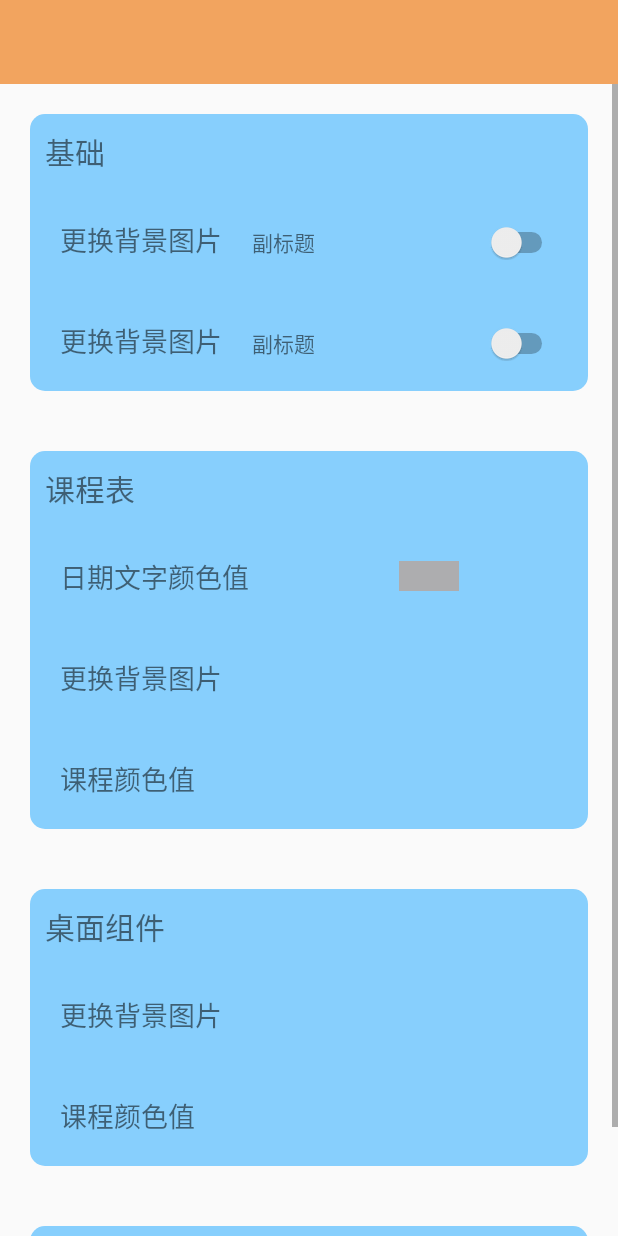
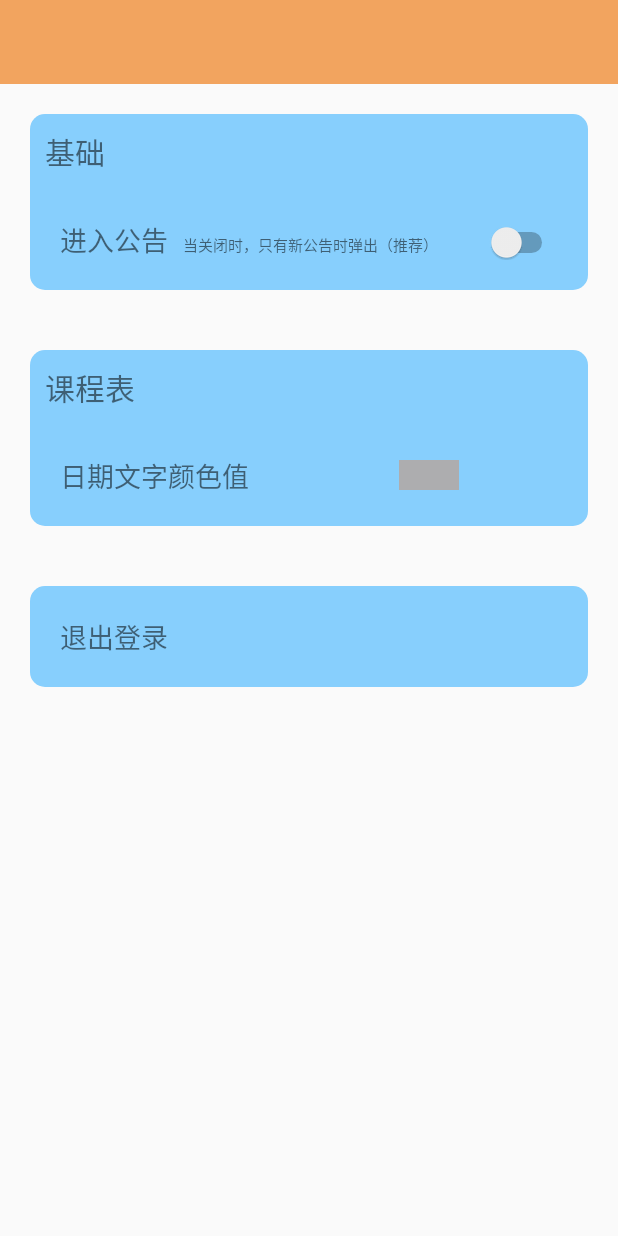
Before and after one commit to Gshihao/Curriculum, an Android app: the layout set_up.xml on its own in the app's theme, with its tools: preview values and no code run, on a phone screen of 412 x 824 dp. Run offline under Robolectric (Android 15) with nearby library versions, the light colour scheme and no system bars.

Commit message:
例行版本提交 1.0.4 发行版本

```diff
--- a/app/build.gradle
+++ b/app/build.gradle
@@ -11,7 +11,7 @@
         minSdk 31
         targetSdk 33
         versionCode 1
-        versionName "1.0.3"
+        versionName "1.0.4"
 
         testInstrumentationRunner "androidx.test.runner.AndroidJUnitRunner"
     }
--- a/app/src/main/java/com/examdfple/mykcb/Tools/Setup/SetupsItem.java
+++ b/app/src/main/java/com/examdfple/mykcb/Tools/Setup/SetupsItem.java
@@ -21,10 +21,8 @@
 
     /**
      * 修改颜色值
-     *
      * @param alert   弹唱对象
      * @param M_color 默认颜色值
-     * @param jso
      * @param v
      */
     public boolean Modify_Color(AlertDialog.Builder alert, String M_color, JSONObject jso, View v) {
--- a/app/src/main/res/layout/my_demo_one.xml
+++ b/app/src/main/res/layout/my_demo_one.xml
@@ -28,6 +28,7 @@
                    android:id="@+id/week"
                    android:layout_height="wrap_content"
                    android:layout_marginLeft="10dp"
+                   android:textStyle="bold"
                    android:text="XXX"/>
            </LinearLayout>
            <LinearLayout
@@ -45,6 +46,7 @@
                    android:layout_width="wrap_content"
                    android:layout_height="wrap_content"
                    android:id="@+id/TeachingClassroom"
+                   android:textStyle="bold"
                    android:text="xxx楼"/>
            </LinearLayout>
        </LinearLayout>
@@ -82,8 +84,9 @@
                         android:textStyle="bold"
                         android:singleLine = "true"
                         android:id="@+id/Nextsection"
+                        android:maxEms="8"
                         android:textSize="25dp"
-                        android:text="计算机基础"/>
+                        android:text="计算机基础0000000000000000000000000"/>
                     <TextView
                         android:layout_width="wrap_content"
                         android:layout_height="wrap_content"
--- a/app/src/main/res/layout/set_up.xml
+++ b/app/src/main/res/layout/set_up.xml
@@ -47,43 +47,44 @@
                         android:layout_width="wrap_content"
                         android:layout_height="wrap_content"
                         android:textSize="18dp"
-                        android:text="更换背景图片" />
+                        android:text="进入公告" />
                     <TextView
                         android:layout_width="wrap_content"
                         android:layout_height="wrap_content"
-                        android:layout_marginLeft="20dp"
-                        android:text="副标题"/>
+                        android:layout_marginLeft="10dp"
+                        android:textSize="10dp"
+                        android:text="当关闭时，只有新公告时弹出（推荐）"/>
 
                     <Switch
-                        android:id="@+id/switch2"
+                        android:id="@+id/switch2tanchu"
                         android:layout_width="wrap_content"
                         android:layout_height="wrap_content"
                         android:layout_weight="1" />
 
                 </LinearLayout>
-                <LinearLayout
-                    android:layout_width="match_parent"
-                    android:layout_height="wrap_content"
-                    android:layout_margin="20dp">
+<!--                <LinearLayout-->
+<!--                    android:layout_width="match_parent"-->
+<!--                    android:layout_height="wrap_content"-->
+<!--                    android:layout_margin="20dp">-->
 
-                    <TextView
-                        android:layout_width="wrap_content"
-                        android:layout_height="wrap_content"
-                        android:textSize="18dp"
-                        android:text="更换背景图片" />
-                    <TextView
-                        android:layout_width="wrap_content"
-                        android:layout_height="wrap_content"
-                        android:layout_marginLeft="20dp"
-                        android:text="副标题"/>
+<!--                    <TextView-->
+<!--                        android:layout_width="wrap_content"-->
+<!--                        android:layout_height="wrap_content"-->
+<!--                        android:textSize="18dp"-->
+<!--                        android:text="更换背景图片" />-->
+<!--                    <TextView-->
+<!--                        android:layout_width="wrap_content"-->
+<!--                        android:layout_height="wrap_content"-->
+<!--                        android:layout_marginLeft="20dp"-->
+<!--                        android:text="副标题"/>-->
 
-                    <Switch
-                        android:id="@+id/switch2"
-                        android:layout_width="wrap_content"
-                        android:layout_height="wrap_content"
-                        android:layout_weight="1" />
+<!--                    <Switch-->
+<!--                        android:id="@+id/switch2"-->
+<!--                        android:layout_width="wrap_content"-->
+<!--                        android:layout_height="wrap_content"-->
+<!--                        android:layout_weight="1" />-->
 
-                </LinearLayout>
+<!--                </LinearLayout>-->
             </LinearLayout>
 
             <!--  这里是一个单元，项目-->
@@ -120,93 +121,93 @@
                         android:background="#adadaf"
                         android:id="@+id/Setuoitemstime_s"/>
                 </LinearLayout>
-                <LinearLayout
-                    android:layout_width="match_parent"
-                    android:layout_height="wrap_content"
-                    android:layout_margin="20dp">
+<!--                <LinearLayout-->
+<!--                    android:layout_width="match_parent"-->
+<!--                    android:layout_height="wrap_content"-->
+<!--                    android:layout_margin="20dp">-->
 
-                    <TextView
-                        android:layout_width="wrap_content"
-                        android:layout_height="wrap_content"
-                        android:textSize="18dp"
-                        android:text="更换背景图片" />
-                    <TextView
-                        android:layout_width="wrap_content"
-                        android:layout_height="wrap_content"
-                        android:layout_marginLeft="20dp"
-                        android:text=""/>
+<!--                    <TextView-->
+<!--                        android:layout_width="wrap_content"-->
+<!--                        android:layout_height="wrap_content"-->
+<!--                        android:textSize="18dp"-->
+<!--                        android:text="更换背景图片" />-->
+<!--                    <TextView-->
+<!--                        android:layout_width="wrap_content"-->
+<!--                        android:layout_height="wrap_content"-->
+<!--                        android:layout_marginLeft="20dp"-->
+<!--                        android:text=""/>-->
 
-                </LinearLayout>
-                <LinearLayout
-                    android:layout_width="match_parent"
-                    android:layout_height="wrap_content"
-                    android:layout_margin="20dp"
-                    >
+<!--                </LinearLayout>-->
+<!--                <LinearLayout-->
+<!--                    android:layout_width="match_parent"-->
+<!--                    android:layout_height="wrap_content"-->
+<!--                    android:layout_margin="20dp"-->
+<!--                    >-->
 
-                    <TextView
-                        android:layout_width="wrap_content"
-                        android:layout_height="wrap_content"
-                        android:textSize="18dp"
-                        android:text="课程颜色值" />
-                    <TextView
-                        android:layout_width="wrap_content"
-                        android:layout_height="wrap_content"
-                        android:layout_marginLeft="20dp"
-                        android:text=""/>
+<!--                    <TextView-->
+<!--                        android:layout_width="wrap_content"-->
+<!--                        android:layout_height="wrap_content"-->
+<!--                        android:textSize="18dp"-->
+<!--                        android:text="课程颜色值" />-->
+<!--                    <TextView-->
+<!--                        android:layout_width="wrap_content"-->
+<!--                        android:layout_height="wrap_content"-->
+<!--                        android:layout_marginLeft="20dp"-->
+<!--                        android:text=""/>-->
 
-                </LinearLayout>
+<!--                </LinearLayout>-->
 
             </LinearLayout>
 
             <!--  这里是一个单元，桌面组件-->
-            <LinearLayout
-                android:layout_width="match_parent"
-                android:layout_height="wrap_content"
-                android:orientation="vertical"
-                android:layout_margin="20dp"
-                android:background="@drawable/setup">
-                <TextView
-                    android:layout_width="wrap_content"
-                    android:layout_height="wrap_content"
-                    android:layout_margin="10dp"
-                    android:text="桌面组件"
-                    android:textSize="20dp" />
+<!--            <LinearLayout-->
+<!--                android:layout_width="match_parent"-->
+<!--                android:layout_height="wrap_content"-->
+<!--                android:orientation="vertical"-->
+<!--                android:layout_margin="20dp"-->
+<!--                android:background="@drawable/setup">-->
+<!--                <TextView-->
+<!--                    android:layout_width="wrap_content"-->
+<!--                    android:layout_height="wrap_content"-->
+<!--                    android:layout_margin="10dp"-->
+<!--                    android:text="桌面组件"-->
+<!--                    android:textSize="20dp" />-->
 
-                <LinearLayout
-                    android:layout_width="match_parent"
-                    android:layout_height="wrap_content"
-                    android:layout_margin="20dp">
+<!--                <LinearLayout-->
+<!--                    android:layout_width="match_parent"-->
+<!--                    android:layout_height="wrap_content"-->
+<!--                    android:layout_margin="20dp">-->
 
-                    <TextView
-                        android:layout_width="wrap_content"
-                        android:layout_height="wrap_content"
-                        android:textSize="18dp"
-                        android:text="更换背景图片" />
-                    <TextView
-                        android:layout_width="wrap_content"
-                        android:layout_height="wrap_content"
-                        android:layout_marginLeft="20dp"
-                        android:text=""/>
+<!--                    <TextView-->
+<!--                        android:layout_width="wrap_content"-->
+<!--                        android:layout_height="wrap_content"-->
+<!--                        android:textSize="18dp"-->
+<!--                        android:text="更换背景图片" />-->
+<!--                    <TextView-->
+<!--                        android:layout_width="wrap_content"-->
+<!--                        android:layout_height="wrap_content"-->
+<!--                        android:layout_marginLeft="20dp"-->
+<!--                        android:text=""/>-->
 
-                </LinearLayout>
-                <LinearLayout
-                    android:layout_width="match_parent"
-                    android:layout_height="wrap_content"
-                    android:layout_margin="20dp">
+<!--                </LinearLayout>-->
+<!--                <LinearLayout-->
+<!--                    android:layout_width="match_parent"-->
+<!--                    android:layout_height="wrap_content"-->
+<!--                    android:layout_margin="20dp">-->
 
-                    <TextView
-                        android:layout_width="wrap_content"
-                        android:layout_height="wrap_content"
-                        android:textSize="18dp"
-                        android:text="课程颜色值" />
-                    <TextView
-                        android:layout_width="wrap_content"
-                        android:layout_height="wrap_content"
-                        android:layout_marginLeft="20dp"
-                        android:text=""/>
+<!--                    <TextView-->
+<!--                        android:layout_width="wrap_content"-->
+<!--                        android:layout_height="wrap_content"-->
+<!--                        android:textSize="18dp"-->
+<!--                        android:text="课程颜色值" />-->
+<!--                    <TextView-->
+<!--                        android:layout_width="wrap_content"-->
+<!--                        android:layout_height="wrap_content"-->
+<!--                        android:layout_marginLeft="20dp"-->
+<!--                        android:text=""/>-->
 
-                </LinearLayout>
-            </LinearLayout>
+<!--                </LinearLayout>-->
+<!--            </LinearLayout>-->
             <!--  这里是一个单元，项目-->
             <LinearLayout
                 android:layout_width="match_parent"
```
